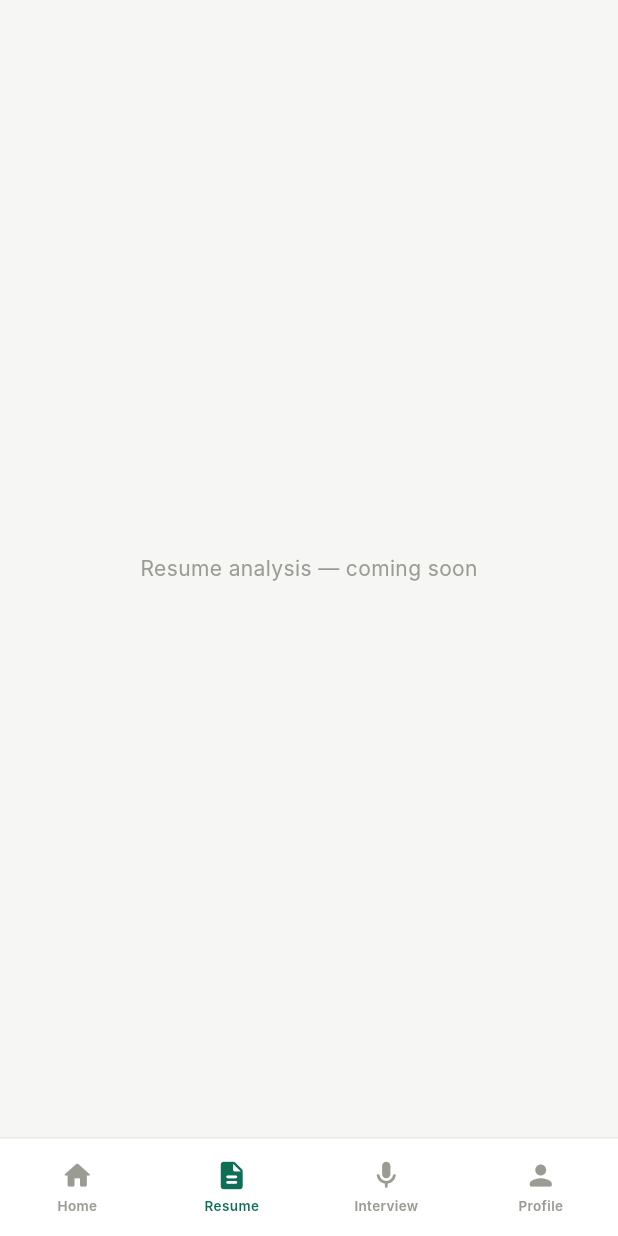
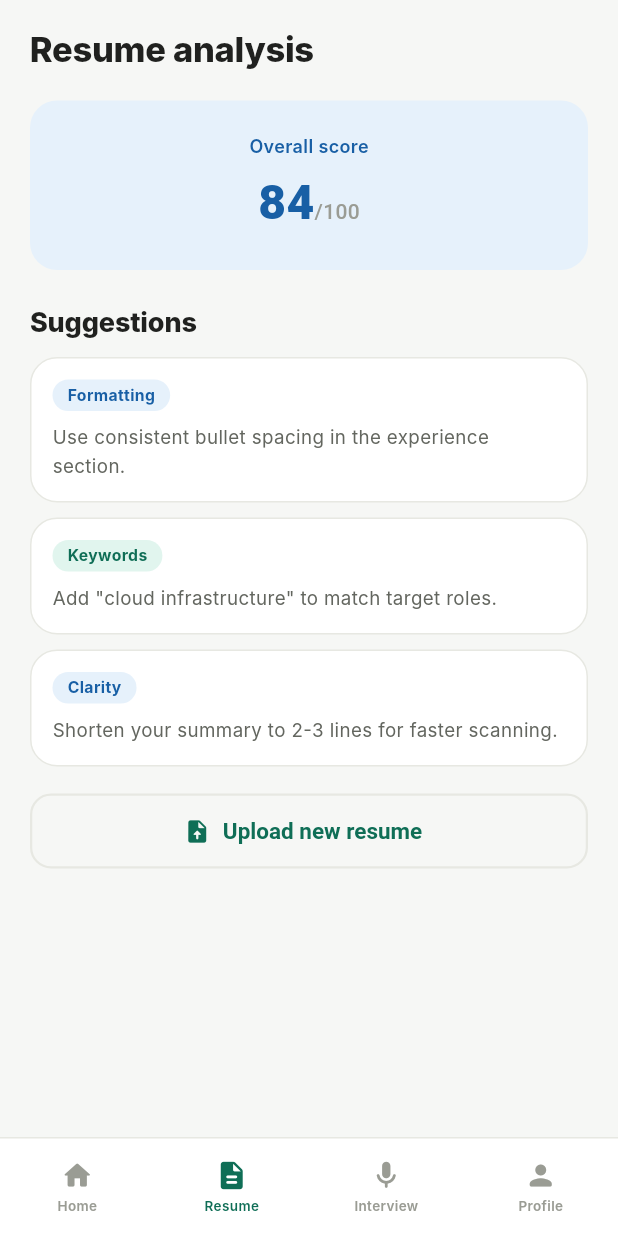
Before and after one commit to rjbicera/Capstone-Career-Ready-Application, a Flutter app: the MainNavigation screen opened directly, item 2 of the bottom bar chosen, on a phone screen of 412 x 824 dp. Run offline on Flutter 3.47's test engine with Material 3 defaults, Android fonts, the phone set to English and light mode, and no system bars; Roboto replaces fonts that are missing (Inter).

Commit message:
complete demo

```diff
--- a/mobile/lib/screens/main_navigation.dart
+++ b/mobile/lib/screens/main_navigation.dart
@@ -2,12 +2,12 @@ import 'package:flutter/material.dart';
 import '../theme/app_theme.dart';
 import '../widgets/bottom_nav_bar.dart';
 import 'home_screen.dart';
+import 'resume_analysis_screen.dart';
+import 'mock_interview_screen.dart';
 import 'profile_screen.dart';
 
 /// Wraps the tabbed section of the app (after login) with a shared
-/// bottom nav bar. Add ResumeScreen/InterviewScreen into _screens
-/// once they're built — the placeholders keep tapping those tabs
-/// from crashing in the meantime.
+/// bottom nav bar.
 class MainNavigation extends StatefulWidget {
   const MainNavigation({super.key});
 
@@ -20,8 +20,8 @@ class _MainNavigationState extends State<MainNavigation> {
 
   final _screens = const [
     HomeScreen(),
-    _ComingSoonScreen(label: 'Resume analysis'),
-    _ComingSoonScreen(label: 'Mock interview'),
+    ResumeAnalysisScreen(),
+    MockInterviewScreen(),
     ProfileScreen(),
   ];
 
@@ -39,20 +39,3 @@ class _MainNavigationState extends State<MainNavigation> {
     );
   }
 }
-
-class _ComingSoonScreen extends StatelessWidget {
-  const _ComingSoonScreen({required this.label});
-  final String label;
-
-  @override
-  Widget build(BuildContext context) {
-    return SafeArea(
-      child: Center(
-        child: Text(
-          '$label — coming soon',
-          style: AppTextStyles.body.copyWith(color: AppColors.textMuted),
-        ),
-      ),
-    );
-  }
-}
--- /dev/null
+++ b/mobile/lib/screens/resume_analysis_screen.dart
@@ -0,0 +1,159 @@
+import 'package:flutter/material.dart';
+import '../theme/app_theme.dart';
+
+class _Suggestion {
+  const _Suggestion({
+    required this.badgeLabel,
+    required this.badgeColor,
+    required this.badgeBg,
+    required this.text,
+  });
+
+  final String badgeLabel;
+  final Color badgeColor;
+  final Color badgeBg;
+  final String text;
+}
+
+class ResumeAnalysisScreen extends StatelessWidget {
+  const ResumeAnalysisScreen({super.key, this.score = 84});
+
+  final int score; // out of 100
+
+  static const _suggestions = [
+    _Suggestion(
+      badgeLabel: 'Formatting',
+      badgeColor: AppColors.blue,
+      badgeBg: AppColors.blueLight,
+      text: 'Use consistent bullet spacing in the experience section.',
+    ),
+    _Suggestion(
+      badgeLabel: 'Keywords',
+      badgeColor: AppColors.primary,
+      badgeBg: AppColors.primaryLight,
+      text: 'Add "cloud infrastructure" to match target roles.',
+    ),
+    _Suggestion(
+      badgeLabel: 'Clarity',
+      badgeColor: AppColors.blue,
+      badgeBg: AppColors.blueLight,
+      text: 'Shorten your summary to 2-3 lines for faster scanning.',
+    ),
+  ];
+
+  @override
+  Widget build(BuildContext context) {
+    return SafeArea(
+      child: SingleChildScrollView(
+        padding: const EdgeInsets.fromLTRB(20, 16, 20, 24),
+        child: Column(
+          crossAxisAlignment: CrossAxisAlignment.start,
+          children: [
+            const Text('Resume analysis', style: AppTextStyles.headline),
+            const SizedBox(height: 18),
+
+            Container(
+              width: double.infinity,
+              padding: const EdgeInsets.symmetric(vertical: 22),
+              decoration: BoxDecoration(
+                color: AppColors.blueLight,
+                borderRadius: BorderRadius.circular(AppRadius.card),
+              ),
+              child: Column(
+                children: [
+                  const Text(
+                    'Overall score',
+                    style: TextStyle(
+                      fontSize: 12,
+                      fontWeight: FontWeight.w600,
+                      color: AppColors.blue,
+                    ),
+                  ),
+                  const SizedBox(height: 6),
+                  Text.rich(
+                    TextSpan(
+                      text: '$score',
+                      style: const TextStyle(
+                        fontSize: 32,
+                        fontWeight: FontWeight.w800,
+                        color: AppColors.blue,
+                      ),
+                      children: const [
+                        TextSpan(
+                          text: '/100',
+                          style: TextStyle(
+                            fontSize: 14,
+                            fontWeight: FontWeight.w500,
+                            color: AppColors.textMuted,
+                          ),
+                        ),
+                      ],
+                    ),
+                  ),
+                ],
+              ),
+            ),
+            const SizedBox(height: 22),
+
+            const Text('Suggestions', style: AppTextStyles.title),
+            const SizedBox(height: 10),
+
+            ..._suggestions.map(
+              (s) => Container(
+                width: double.infinity,
+                margin: const EdgeInsets.only(bottom: 10),
+                padding: const EdgeInsets.all(14),
+                decoration: BoxDecoration(
+                  color: Colors.white,
+                  borderRadius: BorderRadius.circular(AppRadius.card),
+                  border: Border.all(color: AppColors.border),
+                ),
+                child: Column(
+                  crossAxisAlignment: CrossAxisAlignment.start,
+                  children: [
+                    Container(
+                      padding: const EdgeInsets.symmetric(
+                        horizontal: 10,
+                        vertical: 3,
+                      ),
+                      decoration: BoxDecoration(
+                        color: s.badgeBg,
+                        borderRadius: BorderRadius.circular(20),
+                      ),
+                      child: Text(
+                        s.badgeLabel,
+                        style: TextStyle(
+                          fontSize: 10.5,
+                          fontWeight: FontWeight.w700,
+                          color: s.badgeColor,
+                        ),
+                      ),
+                    ),
+                    const SizedBox(height: 8),
+                    Text(
+                      s.text,
+                      style: AppTextStyles.body.copyWith(
+                        color: AppColors.textSecondary,
+                        fontSize: 12.5,
+                        height: 1.5,
+                      ),
+                    ),
+                  ],
+                ),
+              ),
+            ),
+            const SizedBox(height: 8),
+
+            OutlinedButton.icon(
+              onPressed: () {
+                // TODO: open file picker + upload to backend for re-analysis.
+              },
+              icon: const Icon(Icons.upload_file_rounded, size: 18),
+              label: const Text('Upload new resume'),
+            ),
+          ],
+        ),
+      ),
+    );
+  }
+}
```
Also changed, not shown: mobile/lib/screens/home_screen.dart (+21 -4 lines), mobile/lib/screens/mock_interview_screen.dart (added, +149 -0 lines), mobile/lib/screens/skills_assessment_screen.dart (added, +123 -0 lines).
